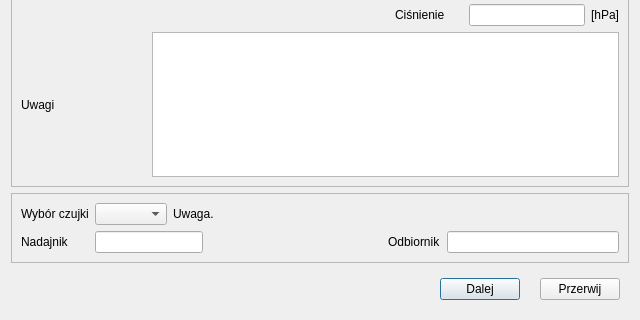
This is CzujkiLinioweApp/test1parametrytestu.ui in wiacekmarcin/CzujkiLiniowe as Qt 5 draws it before an edit; both pictures show x 0 to 640 and y 141 to 461 of the 640 by 461 pixel window. The edited form follows.
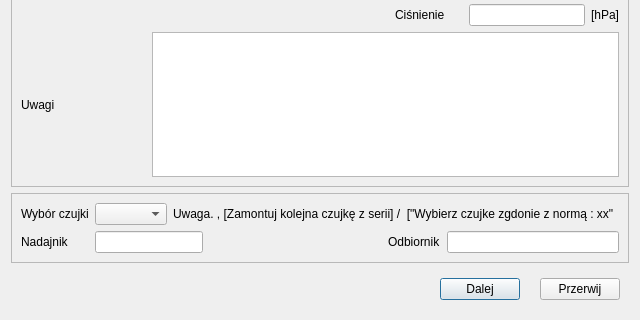
This is the edited form. Icons and pictures are not drawn.

Commit message: Zmiany na ekranie Parametry testu

Diff of the .ui file:
```diff
--- a/CzujkiLinioweApp/test1parametrytestu.ui
+++ b/CzujkiLinioweApp/test1parametrytestu.ui
@@ -212,7 +212,7 @@
       <item row="0" column="2" colspan="4">
        <widget class="QLabel" name="lUwagaWyborCzujek">
         <property name="text">
-         <string>Uwaga.</string>
+         <string>Uwaga.&lt;dla testu 0 / odtwarzalnosc&gt; , [Zamontuj kolejna czujkę z serii] / &lt;Dla pozostalych testow&gt; [&quot;Wybierz czujke zgdonie z normą : xx&quot;</string>
         </property>
        </widget>
       </item>
```
The commit also changes 25 other files.
